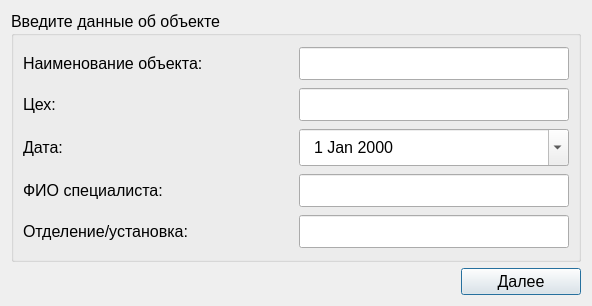
The window that Src/Gui/Setup/ObjectWindow.ui (Rekvim/MpiSki) describes before a commit, drawn with Qt 5.
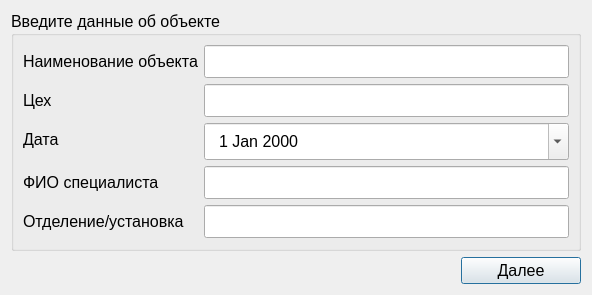
The same window after the commit.

```diff
--- a/Src/Gui/Setup/ObjectWindow.ui
+++ b/Src/Gui/Setup/ObjectWindow.ui
@@ -7,7 +7,7 @@
     <x>0</x>
     <y>0</y>
     <width>592</width>
-    <height>306</height>
+    <height>295</height>
    </rect>
   </property>
   <property name="sizePolicy">
@@ -36,10 +36,8 @@
      <property name="title">
       <string>Введите данные об объекте</string>
      </property>
-     <layout class="QVBoxLayout" name="verticalLayout">
-      <item>
-       <layout class="QHBoxLayout" name="horizontalLayout_object">
-        <item>
+     <layout class="QFormLayout" name="formLayout">
+      <item row="0" column="0">
          <widget class="QLabel" name="label_object">
           <property name="sizePolicy">
            <sizepolicy hsizetype="Expanding" vsizetype="Preferred">
@@ -55,11 +53,11 @@
            </font>
           </property>
           <property name="text">
-           <string>Наименование объекта:</string>
+         <string>Наименование объекта</string>
           </property>
          </widget>
         </item>
-        <item>
+      <item row="0" column="1">
          <widget class="QLineEdit" name="lineEdit_object">
           <property name="font">
            <font>
@@ -73,11 +71,7 @@
           </property>
          </widget>
         </item>
-       </layout>
-      </item>
-      <item>
-       <layout class="QHBoxLayout" name="horizontalLayout_manufactory">
-        <item>
+      <item row="1" column="0">
          <widget class="QLabel" name="label_manufactory">
           <property name="sizePolicy">
            <sizepolicy hsizetype="Expanding" vsizetype="Preferred">
@@ -93,11 +87,11 @@
            </font>
           </property>
           <property name="text">
-           <string>Цех:</string>
+         <string>Цех</string>
           </property>
          </widget>
         </item>
-        <item>
+      <item row="1" column="1">
          <widget class="QLineEdit" name="lineEdit_manufactory">
           <property name="font">
            <font>
@@ -111,11 +105,7 @@
           </property>
          </widget>
         </item>
-       </layout>
-      </item>
-      <item>
-       <layout class="QHBoxLayout" name="horizontalLayout_date">
-        <item>
+      <item row="2" column="0">
          <widget class="QLabel" name="label_date">
           <property name="sizePolicy">
            <sizepolicy hsizetype="Expanding" vsizetype="Preferred">
@@ -131,11 +121,11 @@
            </font>
           </property>
           <property name="text">
-           <string>Дата:</string>
+         <string>Дата</string>
           </property>
          </widget>
         </item>
-        <item>
+      <item row="2" column="1">
          <widget class="QDateEdit" name="dateEdit">
           <property name="sizePolicy">
            <sizepolicy hsizetype="Expanding" vsizetype="Fixed">
@@ -158,11 +148,7 @@
           </property>
          </widget>
         </item>
-       </layout>
-      </item>
-      <item>
-       <layout class="QHBoxLayout" name="horizontalLayout_FIO">
-        <item>
+      <item row="3" column="0">
          <widget class="QLabel" name="label_FIO">
           <property name="sizePolicy">
            <sizepolicy hsizetype="Expanding" vsizetype="Preferred">
@@ -178,11 +164,11 @@
            </font>
           </property>
           <property name="text">
-           <string>ФИО специалиста:</string>
+         <string>ФИО специалиста</string>
           </property>
          </widget>
         </item>
-        <item>
+      <item row="3" column="1">
          <widget class="QLineEdit" name="lineEdit_FIO">
           <property name="font">
            <font>
@@ -196,11 +182,7 @@
           </property>
          </widget>
         </item>
-       </layout>
-      </item>
-      <item>
-       <layout class="QHBoxLayout" name="horizontalLayout_department">
-        <item>
+      <item row="4" column="0">
          <widget class="QLabel" name="label_department">
           <property name="sizePolicy">
            <sizepolicy hsizetype="Expanding" vsizetype="Preferred">
@@ -216,11 +198,11 @@
            </font>
           </property>
           <property name="text">
-           <string>Отделение/установка:</string>
+         <string>Отделение/установка</string>
           </property>
          </widget>
         </item>
-        <item>
+      <item row="4" column="1">
          <widget class="QLineEdit" name="lineEdit_department">
           <property name="font">
            <font>
@@ -233,8 +215,6 @@
            <string notr="true">padding: 5px 10px;</string>
           </property>
          </widget>
-        </item>
-       </layout>
       </item>
      </layout>
     </widget>
```
Lines whose indentation alone changed are shown as unchanged.
